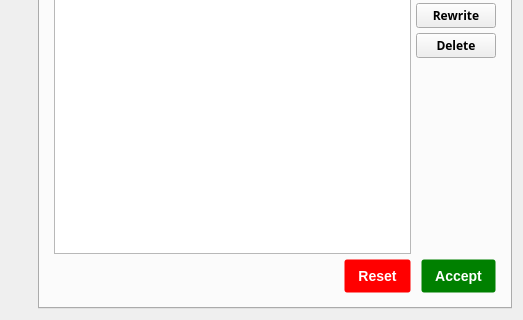
First picture: the form in templatesmenu.ui, repository Notidman/Dollar, before the edit; both pictures show x 0 to 523 and y 174 to 494 of the 523 by 494 pixel window.
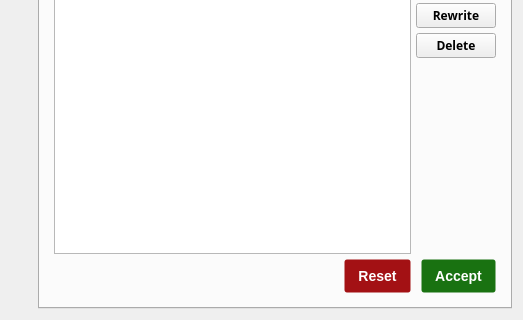
Second picture: the form after the edit. The open tabs and pages were chosen to show the change.

```diff
--- a/templatesmenu.ui
+++ b/templatesmenu.ui
@@ -230,7 +230,7 @@
 font-weight: 500;
 text-decoration: none;
 color: #fff;
-background-color: red;</string>
+background-color:  #a31114;</string>
              </property>
              <property name="text">
               <string>Reset</string>
@@ -250,7 +250,7 @@
 font-weight: 500;
 text-decoration: none;
 color: #fff;
-background-color: green;</string>
+background-color: #197211;</string>
              </property>
              <property name="text">
               <string>Accept</string>
```
Left out of the diff: 2 changed lines with no effect on the pictures.
